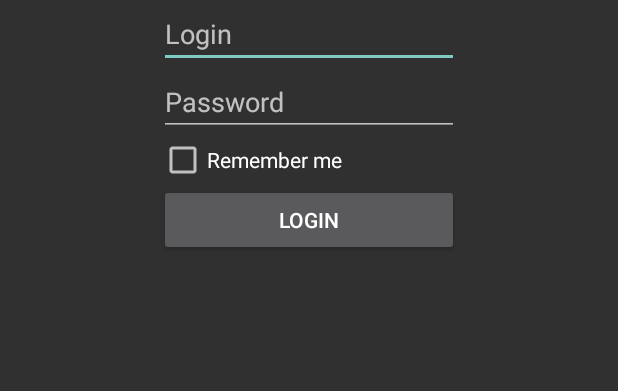
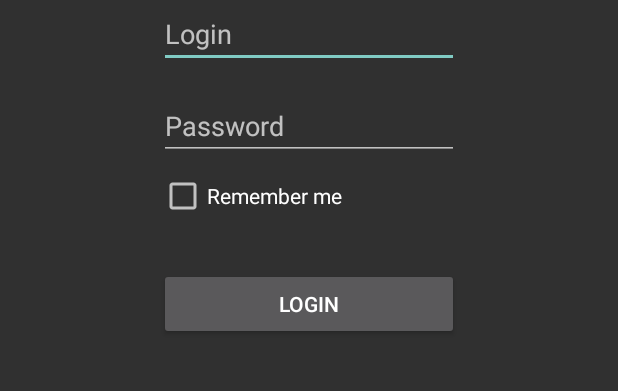
Before and after one commit to dsb1988/reader128k-android, an Android app built with Jetpack Compose: the layout fragment_login.xml on its own in the app's theme, with its tools: preview values and no code run, on a phone screen of 412 x 824 dp, the part 584-975 px from its top. Run offline under Robolectric (Android 15) with nearby library versions, the phone set to English and light mode, and no system bars.

Commit message:
Add login screen margins

```diff
--- a/app/src/main/res/layout/fragment_login.xml
+++ b/app/src/main/res/layout/fragment_login.xml
@@ -36,6 +36,7 @@
         android:autofillHints="password"
         android:hint="@string/password"
         android:inputType="textPassword"
+        android:layout_marginTop="16dp"
         app:layout_constraintEnd_toEndOf="parent"
         app:layout_constraintStart_toStartOf="parent"
         app:layout_constraintTop_toBottomOf="@id/etLogin" />
@@ -44,6 +45,7 @@
         android:id="@+id/cbRememberMe"
         android:layout_width="wrap_content"
         android:layout_height="wrap_content"
+        android:layout_marginTop="8dp"
         android:text="@string/remember_me"
         app:layout_constraintStart_toStartOf="@+id/etPassword"
         app:layout_constraintTop_toBottomOf="@+id/etPassword" />
@@ -52,6 +54,7 @@
         android:id="@+id/btnLogin"
         android:layout_width="200dp"
         android:layout_height="wrap_content"
+        android:layout_marginTop="32dp"
         android:text="@string/login"
         app:layout_constraintEnd_toEndOf="@+id/etPassword"
         app:layout_constraintStart_toStartOf="@id/etPassword"
```
